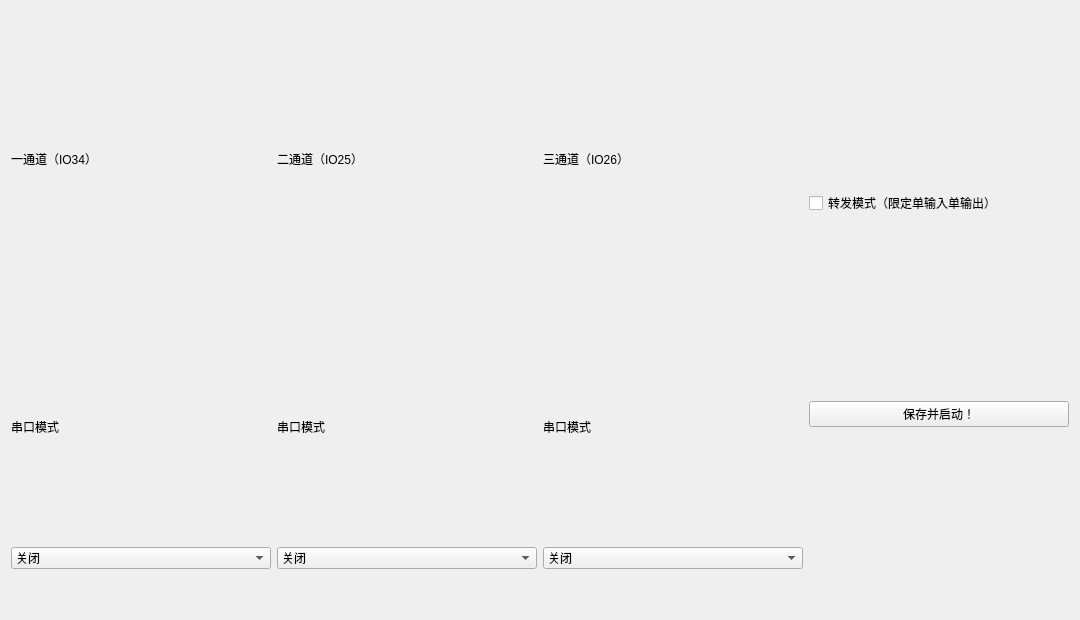
First picture: the form in components/TCPBridgeConfiguration/tcpbridgeconfiguration.ui, repository xutongxin1/WirelessMonitor, before the edit.
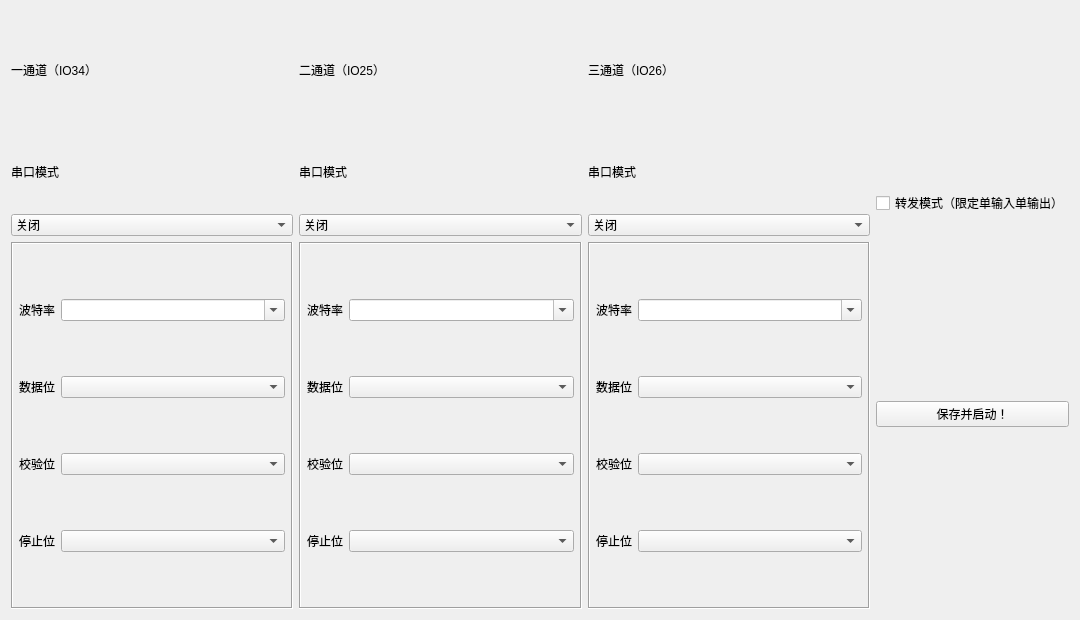
Second picture: the form after the edit. Custom widgets are drawn as their Qt base class.

Commit message: 修复了选择模式的逻辑，修改了界面

```diff
--- a/components/TCPBridgeConfiguration/tcpbridgeconfiguration.ui
+++ b/components/TCPBridgeConfiguration/tcpbridgeconfiguration.ui
@@ -15,7 +15,7 @@
   </property>
   <layout class="QHBoxLayout" name="horizontalLayout">
    <item>
-    <layout class="QVBoxLayout" name="verticalLayout">
+    <layout class="QVBoxLayout" name="verticalLayout" stretch="1,4">
      <item>
       <widget class="QLabel" name="label">
        <property name="text">
@@ -24,7 +24,7 @@
       </widget>
      </item>
      <item>
-      <layout class="QVBoxLayout" name="verticalLayout_4">
+      <layout class="QVBoxLayout" name="verticalLayout_4" stretch="1,2,5">
        <item>
         <widget class="QLabel" name="label_2">
          <property name="text">
@@ -65,27 +65,106 @@
         </widget>
        </item>
        <item>
-        <spacer name="verticalSpacer">
-         <property name="orientation">
-          <enum>Qt::Vertical</enum>
+        <widget class="QFrame" name="frameTop">
+         <property name="frameShape">
+          <enum>QFrame::Box</enum>
          </property>
-         <property name="sizeType">
-          <enum>QSizePolicy::Preferred</enum>
+         <property name="frameShadow">
+          <enum>QFrame::Sunken</enum>
          </property>
-         <property name="sizeHint" stdset="0">
-          <size>
-           <width>20</width>
-           <height>40</height>
-          </size>
-         </property>
-        </spacer>
+         <layout class="QGridLayout" name="gridLayout_3">
+          <property name="leftMargin">
+           <number>6</number>
+          </property>
+          <property name="topMargin">
+           <number>6</number>
+          </property>
+          <property name="rightMargin">
+           <number>6</number>
+          </property>
+          <property name="bottomMargin">
+           <number>6</number>
+          </property>
+          <item row="0" column="0">
+           <widget class="QLabel" name="labBaudRate">
+            <property name="text">
+             <string>波特率</string>
+            </property>
+           </widget>
+          </item>
+          <item row="0" column="1">
+           <widget class="QComboBox" name="cboxBaudRate">
+            <property name="sizePolicy">
+             <sizepolicy hsizetype="Preferred" vsizetype="Fixed">
+              <horstretch>1</horstretch>
+              <verstretch>0</verstretch>
+             </sizepolicy>
+            </property>
+            <property name="editable">
+             <bool>true</bool>
+            </property>
+           </widget>
+          </item>
+          <item row="3" column="0">
+           <widget class="QLabel" name="labStopBit">
+            <property name="text">
+             <string>停止位</string>
+            </property>
+           </widget>
+          </item>
+          <item row="3" column="1">
+           <widget class="QComboBox" name="cboxStopBit">
+            <property name="sizePolicy">
+             <sizepolicy hsizetype="Preferred" vsizetype="Fixed">
+              <horstretch>1</horstretch>
+              <verstretch>0</verstretch>
+             </sizepolicy>
+            </property>
+           </widget>
+          </item>
+          <item row="2" column="0">
+           <widget class="QLabel" name="labParity">
+            <property name="text">
+             <string>校验位</string>
+            </property>
+           </widget>
+          </item>
+          <item row="1" column="1">
+           <widget class="QComboBox" name="cboxDataBit">
+            <property name="sizePolicy">
+             <sizepolicy hsizetype="Preferred" vsizetype="Fixed">
+              <horstretch>1</horstretch>
+              <verstretch>0</verstretch>
+             </sizepolicy>
+            </property>
+           </widget>
+          </item>
+          <item row="1" column="0">
+           <widget class="QLabel" name="labDataBit">
+            <property name="text">
+             <string>数据位</string>
+            </property>
+           </widget>
+          </item>
+          <item row="2" column="1">
+           <widget class="QComboBox" name="cboxParity">
+            <property name="sizePolicy">
+             <sizepolicy hsizetype="Preferred" vsizetype="Fixed">
+              <horstretch>1</horstretch>
+              <verstretch>0</verstretch>
+             </sizepolicy>
+            </property>
+           </widget>
+          </item>
+         </layout>
+        </widget>
        </item>
       </layout>
      </item>
     </layout>
    </item>
    <item>
-    <layout class="QVBoxLayout" name="verticalLayout_2">
+    <layout class="QVBoxLayout" name="verticalLayout_2" stretch="1,4">
      <item>
       <widget class="QLabel" name="label_3">
        <property name="text">
@@ -94,7 +173,7 @@
       </widget>
      </item>
      <item>
-      <layout class="QVBoxLayout" name="verticalLayout_5">
+      <layout class="QVBoxLayout" name="verticalLayout_5" stretch="1,2,5">
        <item>
         <widget class="QLabel" name="label_4">
          <property name="text">
@@ -135,27 +214,106 @@
         </widget>
        </item>
        <item>
-        <spacer name="verticalSpacer_2">
-         <property name="orientation">
-          <enum>Qt::Vertical</enum>
+        <widget class="QFrame" name="frameTop_2">
+         <property name="frameShape">
+          <enum>QFrame::Box</enum>
          </property>
-         <property name="sizeType">
-          <enum>QSizePolicy::Preferred</enum>
+         <property name="frameShadow">
+          <enum>QFrame::Sunken</enum>
          </property>
-         <property name="sizeHint" stdset="0">
-          <size>
-           <width>20</width>
-           <height>40</height>
-          </size>
-         </property>
-        </spacer>
+         <layout class="QGridLayout" name="gridLayout_4">
+          <property name="leftMargin">
+           <number>6</number>
+          </property>
+          <property name="topMargin">
+           <number>6</number>
+          </property>
+          <property name="rightMargin">
+           <number>6</number>
+          </property>
+          <property name="bottomMargin">
+           <number>6</number>
+          </property>
+          <item row="1" column="0">
+           <widget class="QLabel" name="labDataBit_2">
+            <property name="text">
+             <string>数据位</string>
+            </property>
+           </widget>
+          </item>
+          <item row="3" column="1">
+           <widget class="QComboBox" name="cboxStopBit_2">
+            <property name="sizePolicy">
+             <sizepolicy hsizetype="Preferred" vsizetype="Fixed">
+              <horstretch>1</horstretch>
+              <verstretch>0</verstretch>
+             </sizepolicy>
+            </property>
+           </widget>
+          </item>
+          <item row="2" column="0">
+           <widget class="QLabel" name="labParity_2">
+            <property name="text">
+             <string>校验位</string>
+            </property>
+           </widget>
+          </item>
+          <item row="0" column="0">
+           <widget class="QLabel" name="labBaudRate_2">
+            <property name="text">
+             <string>波特率</string>
+            </property>
+           </widget>
+          </item>
+          <item row="3" column="0">
+           <widget class="QLabel" name="labStopBit_2">
+            <property name="text">
+             <string>停止位</string>
+            </property>
+           </widget>
+          </item>
+          <item row="0" column="1">
+           <widget class="QComboBox" name="cboxBaudRate_2">
+            <property name="sizePolicy">
+             <sizepolicy hsizetype="Preferred" vsizetype="Fixed">
+              <horstretch>1</horstretch>
+              <verstretch>0</verstretch>
+             </sizepolicy>
+            </property>
+            <property name="editable">
+             <bool>true</bool>
+            </property>
+           </widget>
+          </item>
+          <item row="1" column="1">
+           <widget class="QComboBox" name="cboxDataBit_2">
+            <property name="sizePolicy">
+             <sizepolicy hsizetype="Preferred" vsizetype="Fixed">
+              <horstretch>1</horstretch>
+              <verstretch>0</verstretch>
+             </sizepolicy>
+            </property>
+           </widget>
+          </item>
+          <item row="2" column="1">
+           <widget class="QComboBox" name="cboxParity_2">
+            <property name="sizePolicy">
+             <sizepolicy hsizetype="Preferred" vsizetype="Fixed">
+              <horstretch>1</horstretch>
+              <verstretch>0</verstretch>
+             </sizepolicy>
+            </property>
+           </widget>
+          </item>
+         </layout>
+        </widget>
        </item>
       </layout>
      </item>
     </layout>
    </item>
    <item>
-    <layout class="QVBoxLayout" name="verticalLayout_3">
+    <layout class="QVBoxLayout" name="verticalLayout_3" stretch="1,4">
      <item>
       <widget class="QLabel" name="label_5">
        <property name="text">
@@ -164,7 +322,7 @@
       </widget>
      </item>
      <item>
-      <layout class="QVBoxLayout" name="verticalLayout_6">
+      <layout class="QVBoxLayout" name="verticalLayout_6" stretch="1,2,5">
        <item>
         <widget class="QLabel" name="label_6">
          <property name="text">
@@ -205,20 +363,99 @@
         </widget>
        </item>
        <item>
-        <spacer name="verticalSpacer_3">
-         <property name="orientation">
-          <enum>Qt::Vertical</enum>
+        <widget class="QFrame" name="frameTop_3">
+         <property name="frameShape">
+          <enum>QFrame::Box</enum>
          </property>
-         <property name="sizeType">
-          <enum>QSizePolicy::Preferred</enum>
+         <property name="frameShadow">
+          <enum>QFrame::Sunken</enum>
          </property>
-         <property name="sizeHint" stdset="0">
-          <size>
-           <width>20</width>
-           <height>40</height>
-          </size>
-         </property>
-        </spacer>
+         <layout class="QGridLayout" name="gridLayout_5">
+          <property name="leftMargin">
+           <number>6</number>
+          </property>
+          <property name="topMargin">
+           <number>6</number>
+          </property>
+          <property name="rightMargin">
+           <number>6</number>
+          </property>
+          <property name="bottomMargin">
+           <number>6</number>
+          </property>
+          <item row="2" column="0">
+           <widget class="QLabel" name="labParity_3">
+            <property name="text">
+             <string>校验位</string>
+            </property>
+           </widget>
+          </item>
+          <item row="2" column="1">
+           <widget class="QComboBox" name="cboxParity_3">
+            <property name="sizePolicy">
+             <sizepolicy hsizetype="Preferred" vsizetype="Fixed">
+              <horstretch>1</horstretch>
+              <verstretch>0</verstretch>
+             </sizepolicy>
+            </property>
+           </widget>
+          </item>
+          <item row="0" column="1">
+           <widget class="QComboBox" name="cboxBaudRate_3">
+            <property name="sizePolicy">
+             <sizepolicy hsizetype="Preferred" vsizetype="Fixed">
+              <horstretch>1</horstretch>
+              <verstretch>0</verstretch>
+             </sizepolicy>
+            </property>
+            <property name="editable">
+             <bool>true</bool>
+            </property>
+           </widget>
+          </item>
+          <item row="1" column="0">
+           <widget class="QLabel" name="labDataBit_3">
+            <property name="text">
+             <string>数据位</string>
+            </property>
+           </widget>
+          </item>
+          <item row="0" column="0">
+           <widget class="QLabel" name="labBaudRate_3">
+            <property name="text">
+             <string>波特率</string>
+            </property>
+           </widget>
+          </item>
+          <item row="3" column="0">
+           <widget class="QLabel" name="labStopBit_3">
+            <property name="text">
+             <string>停止位</string>
+            </property>
+           </widget>
+          </item>
+          <item row="3" column="1">
+           <widget class="QComboBox" name="cboxStopBit_3">
+            <property name="sizePolicy">
+             <sizepolicy hsizetype="Preferred" vsizetype="Fixed">
+              <horstretch>1</horstretch>
+              <verstretch>0</verstretch>
+             </sizepolicy>
+            </property>
+           </widget>
+          </item>
+          <item row="1" column="1">
+           <widget class="QComboBox" name="cboxDataBit_3">
+            <property name="sizePolicy">
+             <sizepolicy hsizetype="Preferred" vsizetype="Fixed">
+              <horstretch>1</horstretch>
+              <verstretch>0</verstretch>
+             </sizepolicy>
+            </property>
+           </widget>
+          </item>
+         </layout>
+        </widget>
        </item>
       </layout>
      </item>
```
The commit also changes 5 other files.
